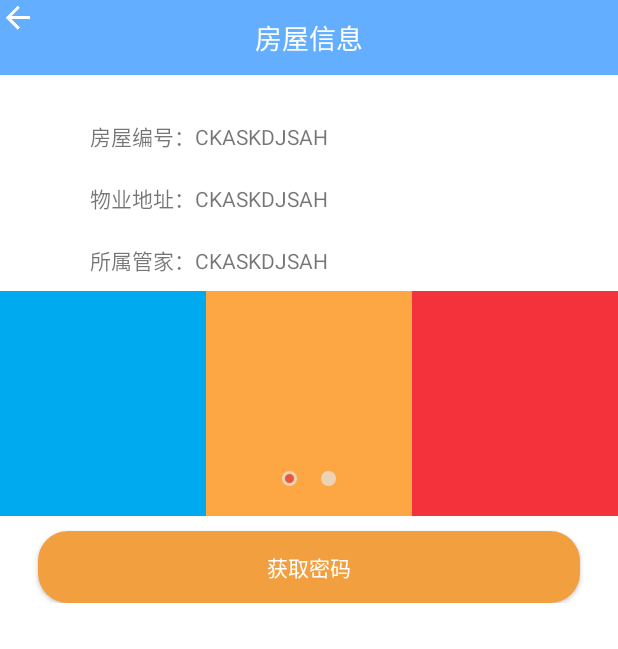
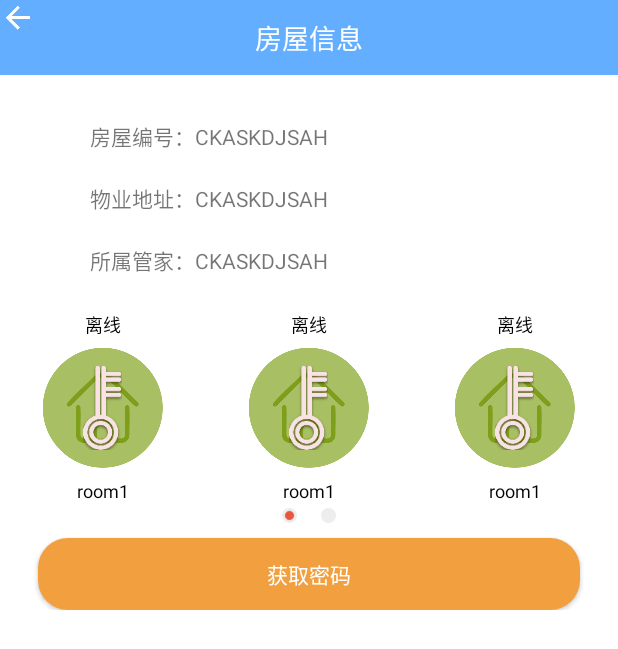
Before and after one commit to bushangkoukou/-, an Android app: the HouseActivity screen opened directly, with no data from a screen before it, on a phone screen of 412 x 824 dp. Shown: the top 649 px of the screen. Run offline under Robolectric (Android 15) with nearby library versions, the phone set to English and light mode, and no system bars; our stand-ins replace ButterKnife; libraries missing offline, so code that uses them is left out: com.andexert.library; plain views replace RippleView.

Commit message:
房屋钥匙布局

```diff
--- a/app/src/main/AndroidManifest.xml
+++ b/app/src/main/AndroidManifest.xml
@@ -18,7 +18,7 @@
         android:largeHeap="true"
         android:name=".App"
         android:allowBackup="true"
-        android:icon="@mipmap/ic_launcher"
+        android:icon="@drawable/ic_logo"
         android:label="@string/app_name"
         android:supportsRtl="true"
         android:theme="@style/Theme.AppStartLoadTranslucent">
--- a/app/src/main/java/com/ickkey/dzhousekeeper/activity/HouseActivity.java
+++ b/app/src/main/java/com/ickkey/dzhousekeeper/activity/HouseActivity.java
@@ -1,18 +1,30 @@
 package com.ickkey.dzhousekeeper.activity;
 
 import android.content.Context;
+import android.content.Intent;
+import android.content.res.Resources;
+import android.graphics.Color;
 import android.support.v4.view.PagerAdapter;
 import android.support.v4.view.ViewPager;
+import android.text.Layout;
+import android.text.TextPaint;
+import android.util.DisplayMetrics;
+import android.view.Gravity;
 import android.view.View;
 import android.view.ViewGroup;
+import android.view.ViewTreeObserver;
 import android.widget.Button;
+import android.widget.FrameLayout;
 import android.widget.ImageView;
 import android.widget.LinearLayout;
+import android.widget.RelativeLayout;
 import android.widget.TextView;
 
 import com.andexert.library.RippleView;
 import com.ickkey.dzhousekeeper.R;
+import com.ickkey.dzhousekeeper.utils.DisplayUtil;
 
+import java.util.ArrayList;
 import java.util.List;
 
 import butterknife.BindView;
@@ -52,6 +64,8 @@ public class HouseActivity extends BaseActivity implements ViewPager.OnPageChang
     // 记录当前选中位置
     private int currentIndex;
 
+    private int pageCount;
+
     @Override
     int getLayoutId() {
         return R.layout.activity_house_layout;
@@ -65,25 +79,92 @@ public class HouseActivity extends BaseActivity implements ViewPager.OnPageChang
                 LinearLayout.LayoutParams.MATCH_PARENT,
                 LinearLayout.LayoutParams.MATCH_PARENT);
 
-        // 初始化引导图片列表
-//        for (int i = 0; i < pics.length; i++) {
-//            ImageView iv = new ImageView(this);
-//            iv.setScaleType(ImageView.ScaleType.CENTER_CROP);
-//            iv.setLayoutParams(mParams);
-//            iv.setImageResource(pics[i]);
-//            if (i == pics.length - 1) {
-//                iv.setOnClickListener(this);
-//            }
-//            views.add(iv);
-//        }
+        initViewPager();
+        // 初始化底部小点
+        initDots();
+    }
+
+    private void initViewPager() {
+        view_pager.removeAllViews();
+
+        int count = 5;
+
+        pageCount = count % 3 == 0 ? count / 3 : count / 3 + 1;
+
+        DisplayMetrics dm = getResources().getDisplayMetrics();
+        int width = dm.widthPixels;
+        List<View> groups = new ArrayList<>();
+        for (int i = 0; i < pageCount; i++) {
+            LinearLayout group = new LinearLayout(mContext);
+            LinearLayout.LayoutParams groupParams = new LinearLayout.LayoutParams(width, ViewGroup.LayoutParams.WRAP_CONTENT);
+            group.setOrientation(LinearLayout.HORIZONTAL);
+            group.setLayoutParams(groupParams);
+            group.setPadding(0, 20, 0, 20);
+            for (int j = i * 3; j < (i + 1) * 3 && j < count; j++) {
+                final LinearLayout menu = new LinearLayout(mContext);
+                LinearLayout.LayoutParams menuParams = new LinearLayout.LayoutParams(width / 3, LinearLayout.LayoutParams.WRAP_CONTENT);
+                menu.setOrientation(LinearLayout.VERTICAL);
+                menuParams.gravity = Gravity.CENTER_HORIZONTAL;
+                TextView tv_status = new TextView(mContext);
+                tv_status.setText("离线");
+                tv_status.setTextColor(Color.BLACK);
+                tv_status.setTextSize(12);
+                tv_status.setSingleLine();
+                LinearLayout.LayoutParams tvStatusParams = new LinearLayout.LayoutParams(LinearLayout.LayoutParams.WRAP_CONTENT, LinearLayout.LayoutParams.WRAP_CONTENT);
+                tvStatusParams.gravity = Gravity.CENTER_HORIZONTAL;
+                menu.addView(tv_status, tvStatusParams);
+
+
+                FrameLayout frameLayout = new FrameLayout(mContext);
+                LinearLayout.LayoutParams flParams = new LinearLayout.LayoutParams(LinearLayout.LayoutParams.WRAP_CONTENT, LinearLayout.LayoutParams.WRAP_CONTENT);
+                flParams.gravity = Gravity.CENTER_HORIZONTAL;
+                flParams.setMargins(0, 10, 0, 10);
+
+                ImageView iv_room = new ImageView(mContext);
+                iv_room.setImageResource(R.drawable.ic_house_on);
+                LinearLayout.LayoutParams params = new LinearLayout.LayoutParams(LinearLayout.LayoutParams.WRAP_CONTENT, LinearLayout.LayoutParams.WRAP_CONTENT);
+                params.gravity = Gravity.CENTER;
+                iv_room.setLayoutParams(params);
+
+                frameLayout.addView(iv_room);
+
+                ImageView iv_key = new ImageView(mContext);
+                iv_key.setImageResource(R.drawable.ic_room_selected);
+                FrameLayout.LayoutParams iv_keyParams = new FrameLayout.LayoutParams(DisplayUtil.dp2px(mContext, 26), DisplayUtil.dp2px(mContext, 56));
+                iv_keyParams.gravity = Gravity.CENTER;
+
+                frameLayout.addView(iv_key, iv_keyParams);
+
+                menu.addView(frameLayout, flParams);
+
+                TextView tv_name = new TextView(mContext);
+                tv_name.setText("room1");
+                tv_name.setTextColor(Color.BLACK);
+                tv_name.setTextSize(12);
+                tv_name.setSingleLine();
+                LinearLayout.LayoutParams tvNameParams = new LinearLayout.LayoutParams(LinearLayout.LayoutParams.WRAP_CONTENT, LinearLayout.LayoutParams.WRAP_CONTENT);
+                tvNameParams.gravity = Gravity.CENTER_HORIZONTAL;
+                menu.addView(tv_name, tvNameParams);
+
+//                menu.setBackgroundResource(R.drawable.item_selector);
+
+                menu.setOnClickListener(new View.OnClickListener() {
+                    @Override
+                    public void onClick(View v) {
+
+                    }
+                });
+                group.addView(menu, menuParams);
+            }
+            groups.add(group);
+        }
+
         // 初始化Adapter
-        vpAdapter = new ViewPagerAdapter(mContext);
+        vpAdapter = new ViewPagerAdapter(groups);
         view_pager.setAdapter(vpAdapter);
         // 绑定回调
         view_pager.setOnPageChangeListener(this);
 
-        // 初始化底部小点
-        initDots();
     }
 
     private void initDots() {
@@ -142,16 +223,18 @@ public class HouseActivity extends BaseActivity implements ViewPager.OnPageChang
 
     public class ViewPagerAdapter extends PagerAdapter {
 
-        Context mContext;
+        List<View> menuGrops;
 
-        public ViewPagerAdapter(Context context) {
-
-            mContext = context;
+        public ViewPagerAdapter(List<View> menuGrops) {
+            this.menuGrops = menuGrops;
         }
 
         @Override
         public int getCount() {
-            return 2;
+            if (menuGrops != null) {
+                return menuGrops.size();
+            }
+            return 0;
         }
 
         @Override
@@ -162,14 +245,13 @@ public class HouseActivity extends BaseActivity implements ViewPager.OnPageChang
 
         @Override
         public void destroyItem(ViewGroup container, int position, Object object) {
+            container.removeView(menuGrops.get(position));
         }
 
         @Override
         public Object instantiateItem(ViewGroup container, int position) {
-
-            View view = getLayoutInflater().inflate(R.layout.item_viewpager_layout, container, false);
-            container.addView(view);
-            return view;
+            container.addView(menuGrops.get(position));
+            return menuGrops.get(position);
         }
     }
 }
--- a/app/src/main/java/com/ickkey/dzhousekeeper/activity/LoginActivity.java
+++ b/app/src/main/java/com/ickkey/dzhousekeeper/activity/LoginActivity.java
@@ -47,8 +47,8 @@ public class LoginActivity extends BaseActivity {
     public void onClick(View v) {
         switch (v.getId()) {
             case R.id.tv_register:
-                moveNext(MainActivity.class);
-//                moveNext(HouseActivity.class);
+//                moveNext(MainActivity.class);
+                moveNext(HouseActivity.class);
                 break;
             case R.id.btn_login:
                 if (TextUtils.isEmpty(et_username.getText().toString())) {
--- /dev/null
+++ b/app/src/main/java/com/ickkey/dzhousekeeper/view/CustomViewPager.java
@@ -0,0 +1,34 @@
+package com.ickkey.dzhousekeeper.view;
+
+import android.content.Context;
+import android.support.v4.view.ViewPager;
+import android.util.AttributeSet;
+import android.view.View;
+
+public class CustomViewPager extends ViewPager {
+
+	public CustomViewPager(Context context) {
+		super(context);
+	}
+
+	public CustomViewPager(Context context, AttributeSet attrs) {
+		super(context, attrs);
+	}
+
+	@Override
+	protected void onMeasure(int widthMeasureSpec, int heightMeasureSpec) {
+
+		int height = 0;
+		for (int i = 0; i < getChildCount(); i++) {
+			View child = getChildAt(i);
+			child.measure(widthMeasureSpec, MeasureSpec.makeMeasureSpec(0, MeasureSpec.UNSPECIFIED));
+			int h = child.getMeasuredHeight();
+			if (h > height)
+				height = h;
+		}
+
+		heightMeasureSpec = MeasureSpec.makeMeasureSpec(height, MeasureSpec.EXACTLY);
+
+		super.onMeasure(widthMeasureSpec, heightMeasureSpec);
+	}
+}
--- a/app/src/main/res/layout/activity_house_layout.xml
+++ b/app/src/main/res/layout/activity_house_layout.xml
@@ -85,14 +85,14 @@
 
             <RelativeLayout
                 android:layout_width="match_parent"
-                android:layout_height="150dp">
+                android:layout_height="wrap_content">
 
-                <android.support.v4.view.ViewPager
+                <com.ickkey.dzhousekeeper.view.CustomViewPager
                     android:id="@+id/view_pager"
                     android:layout_width="match_parent"
-                    android:layout_height="match_parent">
-
-                </android.support.v4.view.ViewPager>
+                    android:layout_height="1dp"
+                    android:background="@color/white">
+                </com.ickkey.dzhousekeeper.view.CustomViewPager>
 
                 <LinearLayout
                     android:id="@+id/ll"
```
Also changed, not shown: app/src/main/java/com/ickkey/dzhousekeeper/utils/DisplayUtil.java (added, +101 -0 lines), app/src/main/res/drawable-xxhdpi/ic_house_off.png (added), app/src/main/res/drawable-xxhdpi/ic_house_on.png (added), app/src/main/res/drawable-xxhdpi/ic_logo.png, app/src/main/res/drawable-xxhdpi/ic_room_selected.png.
